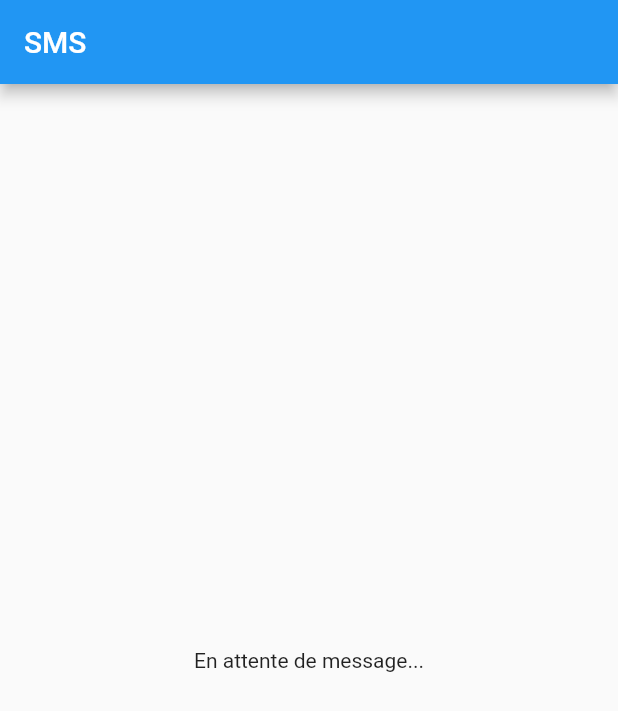
After one commit to adamako/sms-intercept, a Flutter app: the screen it shows after launch, on a phone screen of 412 x 824 dp. The commit adds this screen. Shown: the top 711 px of the screen. Run offline on Flutter 3.47's test engine with Material 2 defaults, Android fonts, the phone set to English and light mode, and no system bars; missing offline and left inert: telephony.

Commit message:
fix bugs

```diff
--- /dev/null
+++ b/lib/smsReceiver.dart
@@ -0,0 +1,53 @@
+import 'package:flutter/material.dart';
+import 'package:telephony/telephony.dart';
+
+class SmsReceiver extends StatefulWidget {
+  @override
+  _SmsReceiverState createState() => _SmsReceiverState();
+}
+
+class _SmsReceiverState extends State<SmsReceiver> {
+  final Telephony telephony = Telephony.instance;
+  String messageE;
+  DateTime dateReceive;
+  String dateSent;
+  String contact;
+  @override
+  void initState() {
+    telephony.listenIncomingSms(
+        onNewMessage: (SmsMessage message) {
+          setState(() {
+            messageE = message.body;
+            dateReceive = DateTime.fromMillisecondsSinceEpoch(message.date);
+            dateSent = message.dateSent.toString();
+            contact = message.address;
+          });
+        },
+        listenInBackground: false);
+    print(dateReceive?.toUtc());
+    super.initState();
+  }
+
+  @override
+  Widget build(BuildContext context) {
+    return Center(
+        child: messageE != null
+            ? Card(
+                elevation: 5,
+                child: ListTile(
+                  leading: Icon(Icons.phone, color: Colors.green),
+                  title: Row(
+                    mainAxisAlignment: MainAxisAlignment.spaceBetween,
+                    children: [
+                      Text('$contact'),
+                      Text(
+                          'Date: ${dateReceive?.day}-${dateReceive?.month}-${dateReceive?.year}')
+                    ],
+                  ),
+                  subtitle: Text('$messageE'),
+                  contentPadding: EdgeInsets.all(10),
+                ),
+              )
+            : Text('En attente de message...'));
+  }
+}
```
Also changed, not shown: lib/main.dart (+3 -40 lines), pubspec.yaml (+1 -6 lines), pubspec.lock, 3 other files.
